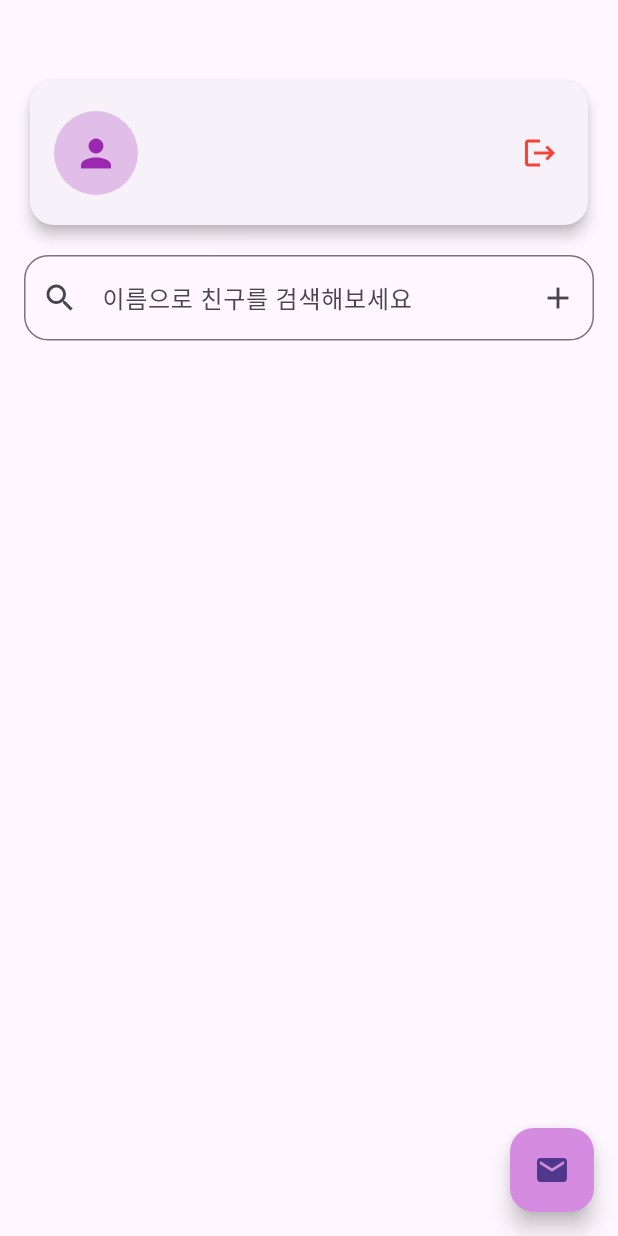
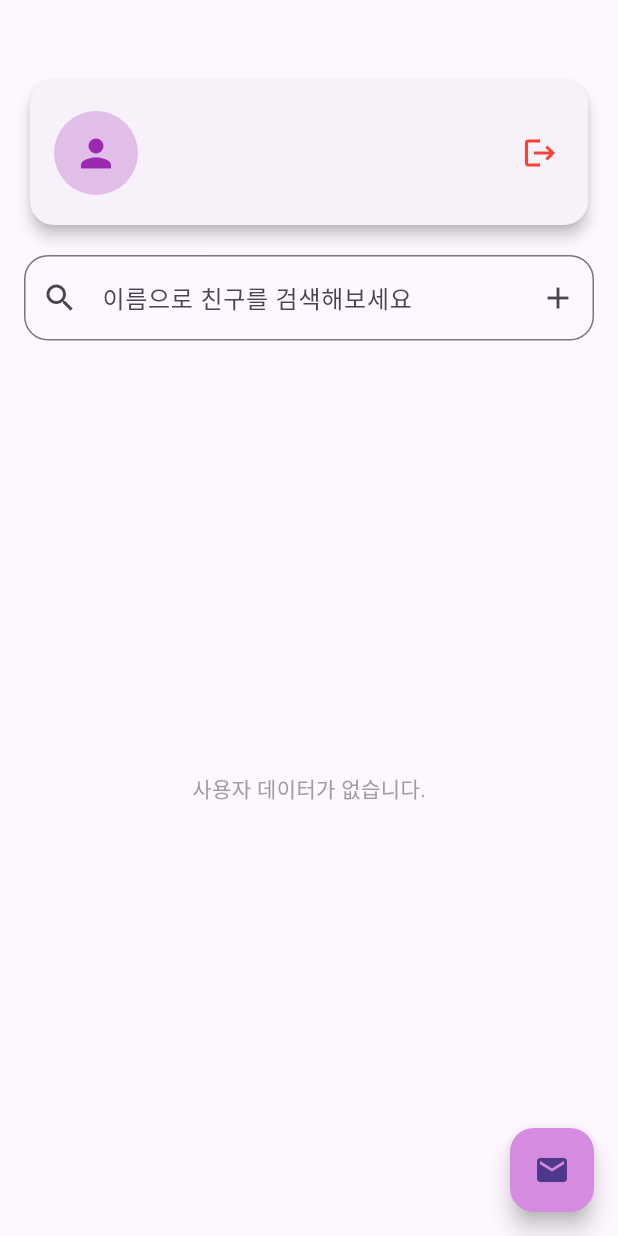
Before and after one commit to Ulim567/2024_MAD_Project, a Flutter app: the FriendPage screen opened directly, on a phone screen of 412 x 824 dp. Run offline on Flutter 3.47's test engine with Material 3 defaults, Android fonts, the phone set to English and light mode, and no system bars; our stand-ins replace cloud_firestore, firebase_auth, firebase_core, flutter_dotenv, flutter_expandable_fab, google_maps_flutter and 1 more; missing offline and left inert: wheel_picker; accounts and stored records are empty; network calls fail.

Commit message:
friends list uid->name, email

```diff
--- a/lib/home/widgets/friend.dart
+++ b/lib/home/widgets/friend.dart
@@ -144,7 +144,8 @@ class _FriendPageState extends State<FriendPage> {
 
                   if (snapshot.hasError) {
                     return Center(
-                        child: Text('데이터를 가져오는 중 오류 발생: ${snapshot.error}'));
+                      child: Text('데이터를 가져오는 중 오류 발생: ${snapshot.error}'),
+                    );
                   }
 
                   final userData = snapshot.data;
@@ -155,21 +156,59 @@ class _FriendPageState extends State<FriendPage> {
                   friends = List<String>.from(userData['friend'] ?? []);
                   friendRequests = List<String>.from(userData['request'] ?? []);
 
+                  return StreamBuilder<List<Map<String, dynamic>>>(
+                    stream:
+                        _databaseService.getUserList(), // 다른 사용자 목록을 가져오는 스트림
+                    builder: (context, snapshot) {
+                      if (snapshot.connectionState == ConnectionState.waiting) {
+                        return const Center(child: CircularProgressIndicator());
+                      }
+
+                      if (snapshot.hasError) {
+                        return Center(
+                          child: Text('데이터를 가져오는 중 오류 발생: ${snapshot.error}'),
+                        );
+                      }
+
+                      final userList = snapshot.data;
+                      if (userList == null || userList.isEmpty) {
+                        return const Center(
+                          child: Text("사용자 데이터가 없습니다.",
+                              style: TextStyle(color: Colors.grey)),
+                        );
+                      }
+
                       return ListView.builder(
                         itemCount: friends.length,
                         itemBuilder: (context, index) {
+                          final friendUid = friends[index];
+
+                          // friendUid에 해당하는 사용자를 userList에서 찾음
+                          final targetUser = userList.firstWhere(
+                            (user) => user['uid'] == friendUid,
+                            orElse: () => {}, // 유효하지 않으면 빈 맵 반환
+                          );
+
+                          final targetUserName = targetUser['name'] ?? '이름 없음';
+                          final targetUserEmail =
+                              targetUser['email'] ?? '이메일 없음';
+
                           return ListTile(
                             leading: const Icon(Icons.star, color: Colors.grey),
-                        title: Text(friends[index]),
+                            title: Text(targetUserName),
+                            subtitle: Text(targetUserEmail),
                             trailing: IconButton(
-                          icon: const Icon(Icons.delete, color: Colors.grey),
+                              icon:
+                                  const Icon(Icons.delete, color: Colors.grey),
                               onPressed: () {
                                 setState(() {
-                              // 친구 삭제 로직 추가
+                                  // 친구 삭제 로직
                                   friends.removeAt(index);
                                 });
                               },
                             ),
+                          );
+                        },
                       );
                     },
                   );
```
Also changed, not shown: lib/provider/dbservice.dart (+16 -0 lines). Lines whose indentation alone changed are shown as unchanged.
